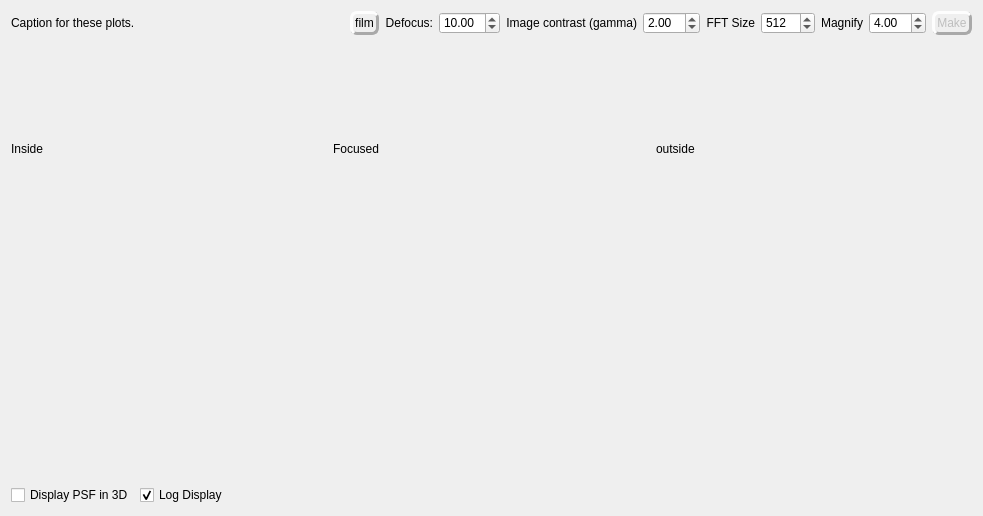
This is simulationsview.ui in githubdoe/DFTFringe as Qt 5 draws it before an edit. The edited form follows.
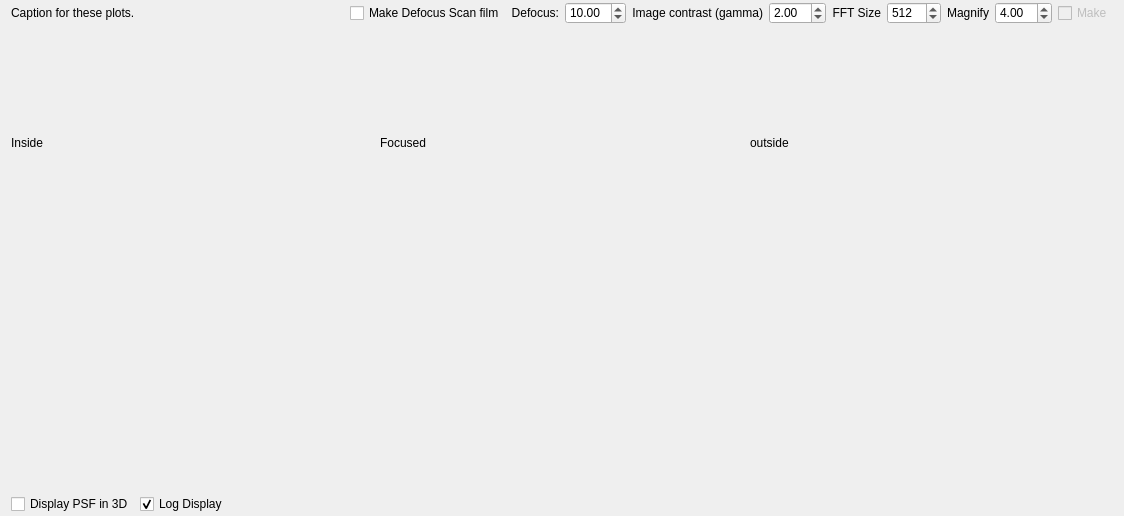
This is the edited form. Custom widgets are drawn as their Qt base class.

What changed in the file:
```diff
--- a/simulationsview.ui
+++ b/simulationsview.ui
@@ -6,7 +6,7 @@
    <rect>
     <x>0</x>
     <y>0</y>
-    <width>828</width>
+    <width>935</width>
     <height>516</height>
    </rect>
   </property>
@@ -21,9 +21,18 @@
                         font: normal 12px;
                            padding: 2px; }</string>
   </property>
-  <layout class="QVBoxLayout" name="verticalLayout" stretch="1,100,100,1">
+  <layout class="QVBoxLayout" name="verticalLayout" stretch="5,100,100,1">
+   <property name="topMargin">
+    <number>2</number>
+   </property>
+   <property name="bottomMargin">
+    <number>2</number>
+   </property>
    <item>
-    <layout class="QHBoxLayout" name="horizontalLayout">
+    <layout class="QHBoxLayout" name="horizontalLayout" stretch="1,20,0,1,1,1,1,1,1,1,1,0">
+     <property name="sizeConstraint">
+      <enum>QLayout::SetNoConstraint</enum>
+     </property>
      <item>
       <widget class="QLabel" name="caption">
        <property name="text">
@@ -45,9 +54,12 @@
       </spacer>
      </item>
      <item>
-      <widget class="QPushButton" name="film">
+      <widget class="QCheckBox" name="film">
+       <property name="toolTip">
+        <string>&lt;html&gt;&lt;head/&gt;&lt;body&gt;&lt;p&gt;This will scan defocus through inside to outside defocus and make images to be used in a movie to simulate moving the defocuser and watching for astig and center obstruction breakout.  &lt;/p&gt;&lt;/body&gt;&lt;/html&gt;</string>
+       </property>
        <property name="text">
-        <string>film</string>
+        <string>Make Defocus Scan film</string>
        </property>
       </widget>
      </item>
@@ -156,10 +168,22 @@
       </widget>
      </item>
      <item>
-      <widget class="QPushButton" name="MakePB">
+      <widget class="QCheckBox" name="MakePB">
        <property name="enabled">
         <bool>false</bool>
        </property>
+       <property name="sizePolicy">
+        <sizepolicy hsizetype="Fixed" vsizetype="Fixed">
+         <horstretch>4</horstretch>
+         <verstretch>0</verstretch>
+        </sizepolicy>
+       </property>
+       <property name="minimumSize">
+        <size>
+         <width>0</width>
+         <height>0</height>
+        </size>
+       </property>
        <property name="toolTip">
         <string>Generat star tests.</string>
        </property>
```
Left out of the diff: 2 changed lines with no effect on the pictures.
